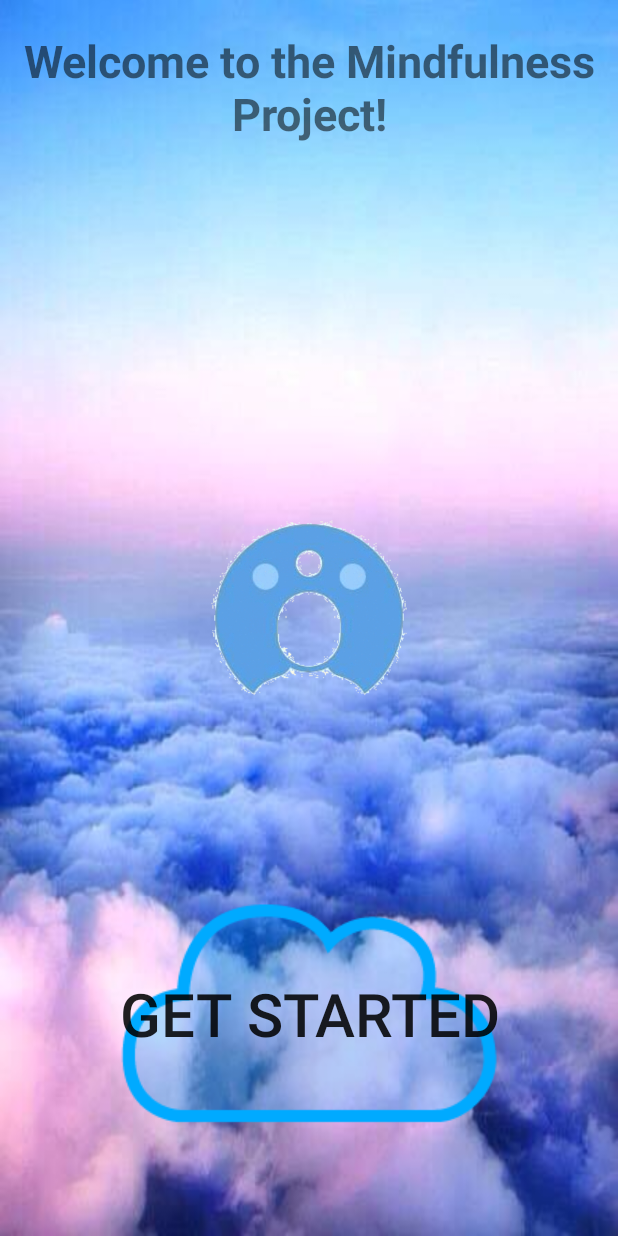
After one commit to paulan94/mindfulnessproject, an Android app: the layout fragment_main.xml on its own in the app's theme, with its tools: preview values and no code run, on a phone screen of 412 x 824 dp. The commit adds this screen. Run offline under Robolectric (Android 15) with nearby library versions, the phone set to English and light mode, and no system bars.

Commit message:
changed code to make main empty and use only fragments

```diff
--- a/app/src/main/AndroidManifest.xml
+++ b/app/src/main/AndroidManifest.xml
@@ -11,7 +11,6 @@
         <activity android:name=".MainActivity">
             <intent-filter>
                 <action android:name="android.intent.action.MAIN" />
-
                 <category android:name="android.intent.category.LAUNCHER" />
             </intent-filter>
         </activity>
--- /dev/null
+++ b/app/src/main/res/layout/fragment_main.xml
@@ -0,0 +1,48 @@
+<?xml version="1.0" encoding="utf-8"?>
+<FrameLayout xmlns:android="http://schemas.android.com/apk/res/android"
+    xmlns:tools="http://schemas.android.com/tools"
+    android:layout_width="match_parent"
+    android:layout_height="match_parent"
+    tools:context="com.example.paul.mindfulnessprojectquotespictures.MainFragment">
+
+
+    <RelativeLayout
+        android:layout_width="match_parent"
+        android:layout_height="match_parent"
+        tools:context="com.example.fullscreen.MainActivity"
+        android:id="@+id/welcome_screen_container"
+        android:background="@drawable/mindfulness_bg">
+
+    <TextView
+        android:id="@+id/welcome_screen_txt"
+        android:layout_width="wrap_content"
+        android:layout_height="wrap_content"
+        android:text="@string/start_screen_welcome"
+        android:textSize="30sp"
+        android:textStyle="bold"
+        android:layout_marginTop="20dp"
+        android:gravity="center_horizontal"/>
+
+    <ImageView
+        android:layout_width="160dp"
+        android:layout_height="160dp"
+        android:src="@drawable/mindful_logo"
+        android:layout_gravity="center"
+        android:layout_centerVertical="true"
+        android:layout_centerHorizontal="true" />
+
+    <Button
+        android:id="@+id/get_started_button"
+        android:layout_width="wrap_content"
+        android:layout_height="wrap_content"
+        android:layout_gravity="center_horizontal|bottom"
+        android:text="@string/start_screen_button"
+        android:textSize="40sp"
+        android:layout_marginBottom="20dp"
+        android:background="@drawable/cloud_button"
+        android:layout_alignParentBottom="true"
+        android:layout_centerHorizontal="true" />
+
+    </RelativeLayout>
+
+</FrameLayout>
--- a/app/src/main/res/values/strings.xml
+++ b/app/src/main/res/values/strings.xml
@@ -6,4 +6,7 @@
 
     <string name="choose_options_title">What do you want to do?</string>
     <string name="meditation_button_text">Meditation Timer</string>
+
+    <!-- TODO: Remove or change this placeholder text -->
+    <string name="hello_blank_fragment">Hello blank fragment</string>
 </resources>
```
Also changed, not shown: app/src/main/java/com/example/paul/mindfulnessprojectquotespictures/MainActivity.java (+88 -40 lines), app/src/main/java/com/example/paul/mindfulnessprojectquotespictures/MainFragment.java (added, +70 -0 lines), app/src/main/res/layout/activity_main.xml (+45 -40 lines).
